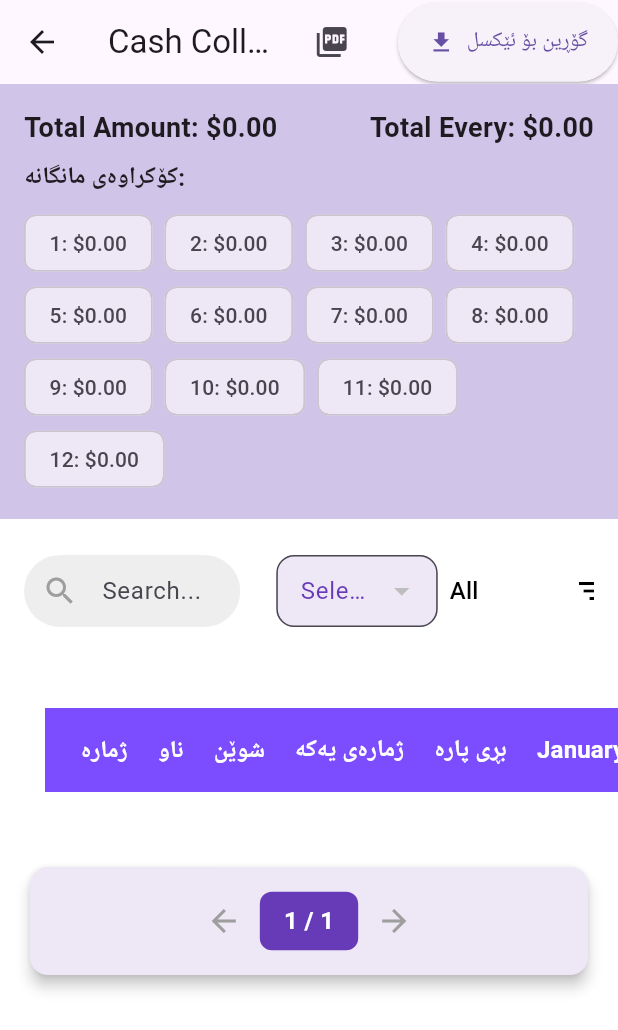
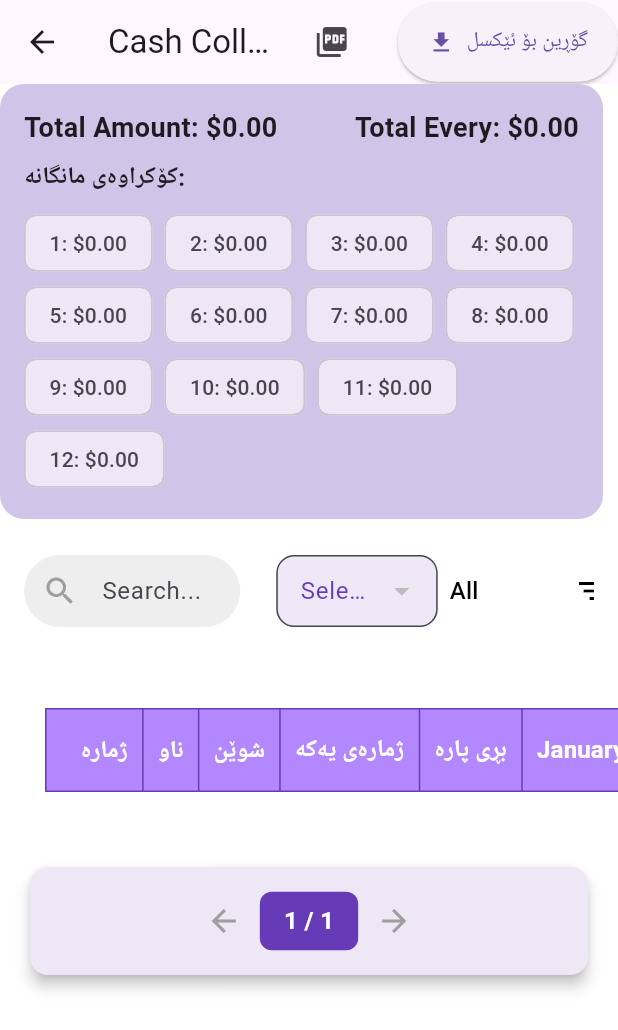
Before and after one commit to mohamedfalah3/cashnotify, a Flutter app: the PaymentTable screen opened directly, on a phone screen of 412 x 824 dp. Shown: the top 1030 px of the screen. Run offline on Flutter 3.47's test engine with Material 3 defaults, Android fonts, the phone set to English and light mode, and no system bars; our stand-ins replace cloud_firestore, csv, firebase_auth, firebase_core, pdf, printing and 1 more; missing offline and left inert: dart:html; accounts and stored records are empty; network calls fail.

Commit message:
updating table design and design of app overall

```diff
--- a/lib/screens/payment_table.dart
+++ b/lib/screens/payment_table.dart
@@ -8,7 +8,7 @@ import '../helper/helper_class.dart';
 import '../widgets/notificationIcon.dart';
 
 class PaymentTable extends StatefulWidget {
-  const PaymentTable({Key? key}) : super(key: key);
+  const PaymentTable({super.key});
 
   @override
   State<PaymentTable> createState() => _PaymentTableState();
@@ -16,8 +16,8 @@ class PaymentTable extends StatefulWidget {
 
 class _PaymentTableState extends State<PaymentTable>
     with SingleTickerProviderStateMixin {
-  Map<String, bool> _isEditing = {};
-  Map<String, Map<String, TextEditingController>> _controllers = {};
+  final Map<String, bool> _isEditing = {};
+  final Map<String, Map<String, TextEditingController>> _controllers = {};
 
   Stream<QuerySnapshot>? filteredStream;
 
@@ -54,8 +54,6 @@ class _PaymentTableState extends State<PaymentTable>
 
     // Perform post-frame initialization
     WidgetsBinding.instance.addPostFrameCallback((_) {
-      final placesProvider =
-          Provider.of<PaymentProvider>(context, listen: false);
       final dateTimeProvider =
           Provider.of<DateTimeProvider>(context, listen: false);
 
@@ -113,13 +111,13 @@ class _PaymentTableState extends State<PaymentTable>
     final placesProvider = Provider.of<PaymentProvider>(context);
     final dateTimeProvider = Provider.of<DateTimeProvider>(context);
 
-    Map<int, Map<String, String>> _comments = {};
+    Map<int, Map<String, String>> comments = {};
 
-    void _showCommentDialog(
+    void showCommentDialog(
         BuildContext context, int year, String month, String id) {
       // Fetch the initial comment for the given year and month
       final TextEditingController commentController = TextEditingController(
-        text: _comments[year]?[month] ?? '',
+        text: comments[year]?[month] ?? '',
       );
 
       showDialog(
@@ -151,8 +149,8 @@ class _PaymentTableState extends State<PaymentTable>
                   String newComment = commentController.text;
 
                   setState(() {
-                    _comments[year] ??= {};
-                    _comments[year]![month] = newComment;
+                    comments[year] ??= {};
+                    comments[year]![month] = newComment;
                   });
 
                   FirebaseFirestore.instance
@@ -314,7 +312,7 @@ class _PaymentTableState extends State<PaymentTable>
                   },
                   onDoubleTap: () {
                     if (_isEditing[id] == false) {
-                      _showCommentDialog(
+                      showCommentDialog(
                           context, dateTimeProvider.selectedYear, month, id);
                     }
                   },
@@ -325,7 +323,7 @@ class _PaymentTableState extends State<PaymentTable>
                         : placesProvider.comment[id]?[month] ?? 'No comment',
                     child: Container(
                       padding: _isEditing[id] == true
-                          ? EdgeInsets.all(0)
+                          ? const EdgeInsets.all(0)
                           : const EdgeInsets.all(8.0),
                       alignment: Alignment.center,
                       height: 40,
@@ -521,7 +519,11 @@ class _PaymentTableState extends State<PaymentTable>
               Container(
                 width: double.infinity,
                 padding: const EdgeInsets.all(16.0),
-                color: Colors.deepPurple.shade100,
+                margin: EdgeInsets.only(right: 10),
+                decoration: BoxDecoration(
+                  borderRadius: BorderRadius.circular(16),
+                  color: Colors.deepPurple.shade100,
+                ),
                 child: Column(
                   crossAxisAlignment: CrossAxisAlignment.start,
                   children: [
@@ -609,12 +611,17 @@ class _PaymentTableState extends State<PaymentTable>
                             minWidth: MediaQuery.of(context).size.width,
                           ),
                           child: Padding(
-                            padding: EdgeInsets.all(30),
+                            padding: const EdgeInsets.all(30),
                             child: DataTable(
                               columnSpacing: 20.0,
-                              headingRowColor: WidgetStateColor.resolveWith(
-                                (states) => Colors.deepPurpleAccent,
+                              dataRowColor: WidgetStateColor.resolveWith(
+                                (states) => Colors.deepPurple.shade50,
                               ),
+                              headingRowColor: MaterialStateColor.resolveWith(
+                                (states) => Colors.deepPurpleAccent.shade100,
+                              ),
+                              border: TableBorder.all(
+                                  color: Colors.deepPurple, width: 1.0),
                               columns: placesProvider.buildColumns(),
                               rows: buildRows(paginatedData),
                             ),
--- a/lib/widgets/addingFields.dart
+++ b/lib/widgets/addingFields.dart
@@ -5,7 +5,7 @@ class Addingfields extends StatelessWidget {
   final String? Function(String?)? validator;
   final String label;
 
-  Addingfields(
+  const Addingfields(
       {super.key,
       required this.controller,
       required this.validator,
--- a/lib/widgets/editDeleteButton.dart
+++ b/lib/widgets/editDeleteButton.dart
@@ -8,13 +8,13 @@ class ActionButtons extends StatelessWidget {
   final VoidCallback onDelete;
 
   const ActionButtons({
-    Key? key,
+    super.key,
     required this.id,
     required this.isEditing,
     required this.onSave,
     required this.onEdit,
     required this.onDelete,
-  }) : super(key: key);
+  });
 
   @override
   Widget build(BuildContext context) {
--- a/lib/widgets/notificationIcon.dart
+++ b/lib/widgets/notificationIcon.dart
@@ -12,7 +12,7 @@ class Notificationicon extends StatelessWidget {
   Widget build(BuildContext context) {
     return IconButton(
       onPressed: onPressed,
-      icon: Icon(
+      icon: const Icon(
         Icons.notifications,
         size: 32,
       ),
--- a/lib/widgets/searchExportButton.dart
+++ b/lib/widgets/searchExportButton.dart
@@ -10,7 +10,7 @@ class SearchExport extends StatelessWidget {
   final ValueChanged<int?> onChanged;
   final List manualPlaces;
 
-  SearchExport({
+  const SearchExport({
     super.key,
     required this.searchController,
     required this.onSearch,
@@ -61,7 +61,7 @@ class SearchExport extends StatelessWidget {
                   value: selectedYear,
                   decoration: InputDecoration(
                     labelText: 'Select Year',
-                    labelStyle: TextStyle(color: Colors.deepPurple),
+                    labelStyle: const TextStyle(color: Colors.deepPurple),
                     filled: true,
                     fillColor: Colors.deepPurple.shade50,
                     border: OutlineInputBorder(
@@ -72,14 +72,14 @@ class SearchExport extends StatelessWidget {
                       borderRadius: BorderRadius.circular(12),
                       borderSide: BorderSide(color: Colors.deepPurple.shade700, width: 2),
                     ),
-                    contentPadding: EdgeInsets.symmetric(vertical: 10, horizontal: 12), // Add more padding for clarity
+                    contentPadding: const EdgeInsets.symmetric(vertical: 10, horizontal: 12), // Add more padding for clarity
                   ),
                   items: availableYears.map((year) {
                     return DropdownMenuItem(
                       value: year,
                       child: Text(
                         year.toString(),
-                        style: TextStyle(color: Colors.deepPurple),
+                        style: const TextStyle(color: Colors.deepPurple),
                       ),
                     );
                   }).toList(),
```
Also changed, not shown: lib/helper/helper_class.dart (+7 -7 lines), lib/main.dart (+8 -4 lines), lib/screens/adding_screen.dart (+13 -3 lines), lib/screens/loginScreen.dart (+4 -4 lines), lib/screens/notification_screen.dart (+20 -11 lines), lib/screens/sidebar_screen.dart (+24 -53 lines).
